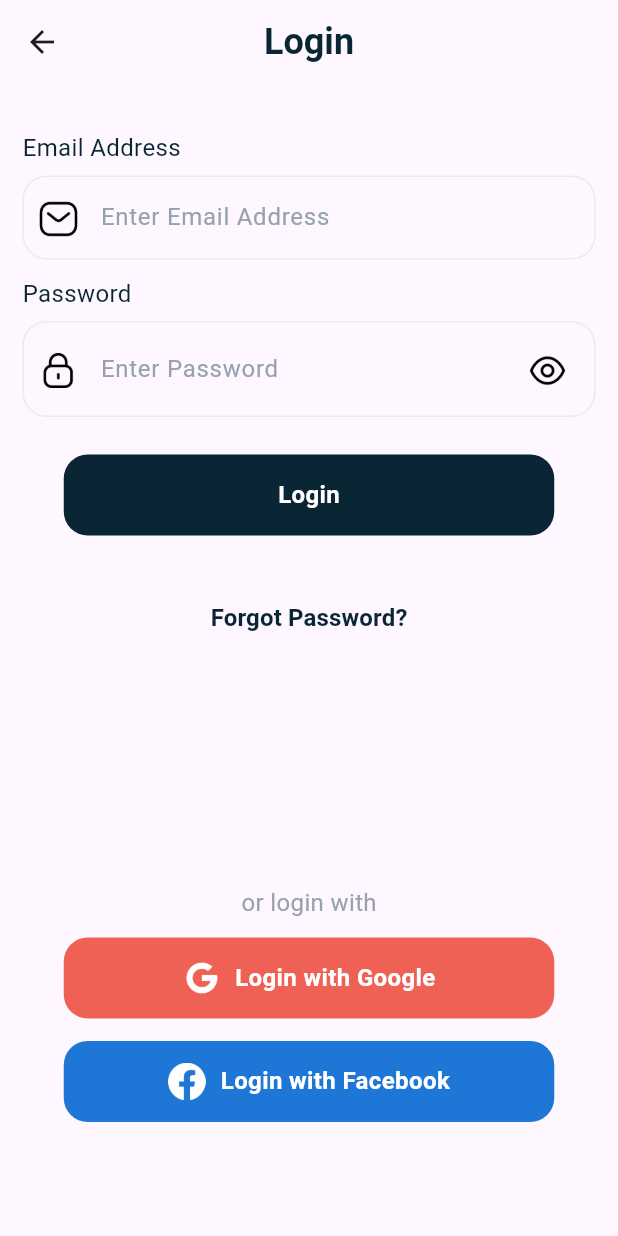
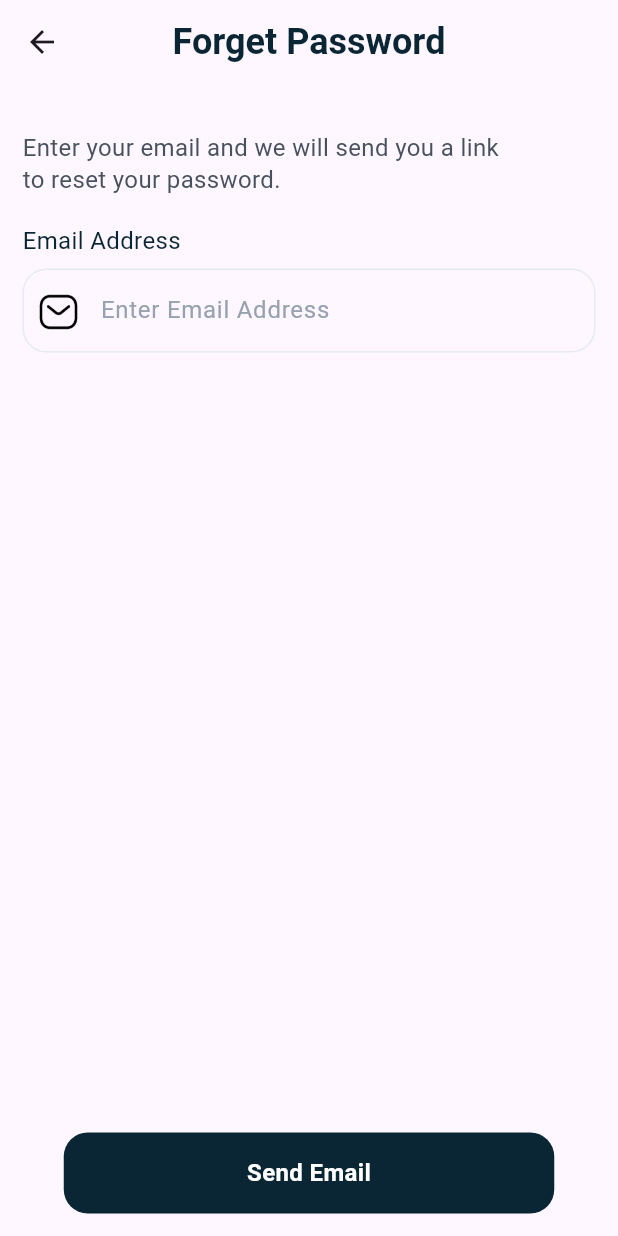
Before and after one commit to rudri04/Receipy, a Flutter app: the LoginScreen screen opened directly, after a tap on "Forgot Password?", on a phone screen of 412 x 824 dp. Run offline on Flutter 3.47's test engine with Material 3 defaults, Android fonts, the phone set to English and light mode, and no system bars.

Commit message:
added forgetpassword Screen

```diff
--- /dev/null
+++ b/lib/Screens/forgetpassword.dart
@@ -0,0 +1,67 @@
+import 'package:flutter/material.dart';
+import 'package:receipy/Utils/Colors.dart';
+import 'package:receipy/Widgets/button.dart';
+import 'package:receipy/Widgets/text.dart';
+
+import '../Utils/icons.dart';
+import '../Widgets/textfield.dart';
+
+class ForgetPasswordScreen extends StatefulWidget {
+  const ForgetPasswordScreen({super.key});
+
+  @override
+  State<ForgetPasswordScreen> createState() => _ForgetPasswordScreenState();
+}
+
+class _ForgetPasswordScreenState extends State<ForgetPasswordScreen> {
+  @override
+  Widget build(BuildContext context) {
+    final email_con = TextEditingController();
+
+    return Scaffold(
+      resizeToAvoidBottomInset: true,
+      appBar: AppBar(
+        centerTitle: true,
+        title: CustomText(data: 'Forget Password', fontsize: 24, fontWeight: FontWeight.bold, color: ColorsPalete.Dark),
+      ),
+      body: Padding(padding: EdgeInsets.only(right: 15,left: 15,top: 35,bottom: 15),
+      child: Column(
+          crossAxisAlignment: CrossAxisAlignment.start,
+        children: [
+          CustomText(data: 'Enter your email and we will send you a link', fontsize: 16, fontWeight: FontWeight.normal, color: ColorsPalete.Grey1),
+          const SizedBox(height: 5,),
+          CustomText(data: 'to reset your password.', fontsize: 16, fontWeight: FontWeight.normal, color: ColorsPalete.Grey1),
+          const SizedBox(height: 25,),
+          CustomText(
+            data: 'Email Address',
+            fontsize: 16,
+            fontWeight: FontWeight.normal,
+            color: ColorsPalete.Dark,
+          ),
+          const SizedBox(
+            height: 10,
+          ),
+          CustomTextField(
+            validator: (value) {},
+            prefixIcon: Container(
+              padding: const EdgeInsets.only(
+                  left: 10.0, right: 10.0, bottom: 8.0, top: 10.0),
+              width: 25.0,
+              height: 25.0,
+              child: Image.asset(AppIcons.message),
+            ),
+            controller: email_con,
+            hintText: 'Enter Email Address', textInputType: TextInputType.emailAddress,
+          ),
+          const SizedBox(
+            height: 15,
+          ),
+          const Spacer(),
+          Center(child: CustomButton(OnTap: (){}, buttonColor: ColorsPalete.Dark, textColor: ColorsPalete.white, data: 'Send Email'))
+
+        ],
+      ),
+      ),
+    );
+  }
+}
--- a/lib/Screens/loginScreen.dart
+++ b/lib/Screens/loginScreen.dart
@@ -1,4 +1,5 @@
 import 'package:flutter/material.dart';
+import 'package:receipy/Screens/forgetpassword.dart';
 import 'package:receipy/Utils/Colors.dart';
 import 'package:receipy/Utils/icons.dart';
 import 'package:receipy/Widgets/button.dart';
@@ -62,7 +63,7 @@ class _LoginScreenState extends State<LoginScreen> {
                     child: Image.asset(AppIcons.message),
                   ),
                   controller: email_con,
-                  hintText: 'Enter Email Address',
+                  hintText: 'Enter Email Address', textInputType: TextInputType.emailAddress,
                 ),
                 const SizedBox(
                   height: 15,
@@ -103,7 +104,7 @@ class _LoginScreenState extends State<LoginScreen> {
                       height: 48.0,
                       child: Image.asset(icon ? AppIcons.show : AppIcons.hide),
                     ),
-                  ),
+                  ), textInputType: TextInputType.visiblePassword,
                 ),
                 const SizedBox(
                   height: 25,
@@ -119,7 +120,13 @@ class _LoginScreenState extends State<LoginScreen> {
                 ),
                 Center(
                     child: CustomTextButton(
-                        onPressed: () {},
+                        onPressed: () {
+                          Navigator.push(
+                              context,
+                              MaterialPageRoute(
+                                  builder: (_) =>
+                                      const ForgetPasswordScreen()));
+                        },
                         data: 'Forgot Password?',
                         color: ColorsPalete.Dark,
                         size: 16)),
@@ -133,61 +140,78 @@ class _LoginScreenState extends State<LoginScreen> {
                       fontWeight: FontWeight.normal,
                       color: ColorsPalete.Grey2),
                 ),
-
-                const SizedBox(height: 15,),
+                const SizedBox(
+                  height: 15,
+                ),
                 Center(
                   child: Container(
-                    width:327,
+                    width: 327,
                     child: InkWell(
-                      onTap: (){},
+                      onTap: () {},
                       child: Container(
                         height: 54,
                         decoration: BoxDecoration(
                             borderRadius: BorderRadius.circular(16),
-                            color: Color(0xFFF06155)
-                        ),
+                            color: Color(0xFFF06155)),
                         child: Center(
                             child: Row(
                           mainAxisAlignment: MainAxisAlignment.center,
                           children: [
-                              Image.asset(AppIcons.google,height: 25,width: 25,),
-                              const SizedBox(width: 10,),
-                              CustomText(data: 'Login with Google', fontsize: 16, fontWeight: FontWeight.bold, color: ColorsPalete.white)
+                            Image.asset(
+                              AppIcons.google,
+                              height: 25,
+                              width: 25,
+                            ),
+                            const SizedBox(
+                              width: 10,
+                            ),
+                            CustomText(
+                                data: 'Login with Google',
+                                fontsize: 16,
+                                fontWeight: FontWeight.bold,
+                                color: ColorsPalete.white)
                           ],
-                          )
+                        )),
                       ),
                     ),
                   ),
                 ),
+                const SizedBox(
+                  height: 15,
                 ),
-
-                const SizedBox(height: 15,),
                 Center(
                   child: Container(
-                    width:327,
+                    width: 327,
                     child: InkWell(
-                      onTap: (){},
+                      onTap: () {},
                       child: Container(
                         height: 54,
                         decoration: BoxDecoration(
                             borderRadius: BorderRadius.circular(16),
-                            color: Color(0xFF1E76D6)
-                        ),
+                            color: Color(0xFF1E76D6)),
                         child: Center(
                             child: Row(
                           mainAxisAlignment: MainAxisAlignment.center,
                           children: [
-                                Image.asset(AppIcons.facebook,height: 25,width: 25,),
-                                const SizedBox(width: 10,),
-                                CustomText(data: 'Login with Facebook', fontsize: 16, fontWeight: FontWeight.bold, color: ColorsPalete.white)
+                            Image.asset(
+                              AppIcons.facebook,
+                              height: 25,
+                              width: 25,
+                            ),
+                            const SizedBox(
+                              width: 10,
+                            ),
+                            CustomText(
+                                data: 'Login with Facebook',
+                                fontsize: 16,
+                                fontWeight: FontWeight.bold,
+                                color: ColorsPalete.white)
                           ],
-                            )
+                        )),
                       ),
                     ),
                   ),
                 ),
-                ),
-
               ],
             ),
           ),
--- a/lib/Widgets/textfield.dart
+++ b/lib/Widgets/textfield.dart
@@ -9,11 +9,12 @@ class CustomTextField extends StatefulWidget {
       this.suffixIcon,
       this.obscureText = false,
       required this.controller,
-      required this.hintText});
+      required this.hintText, required this.textInputType});
 
   final FormFieldValidator validator;
   final Widget prefixIcon;
   final String hintText;
+  final TextInputType textInputType;
   Widget? suffixIcon;
   final TextEditingController controller;
   bool obscureText;
@@ -31,6 +32,7 @@ class _CustomTextFieldState extends State<CustomTextField> {
       validator: widget.validator,
       controller: widget.controller,
       obscureText: widget.obscureText,
+      keyboardType: widget.textInputType,
       decoration: InputDecoration(
           prefixIcon: widget.prefixIcon,
           suffixIcon: widget.suffixIcon,
```
Lines whose indentation alone changed are shown as unchanged.
